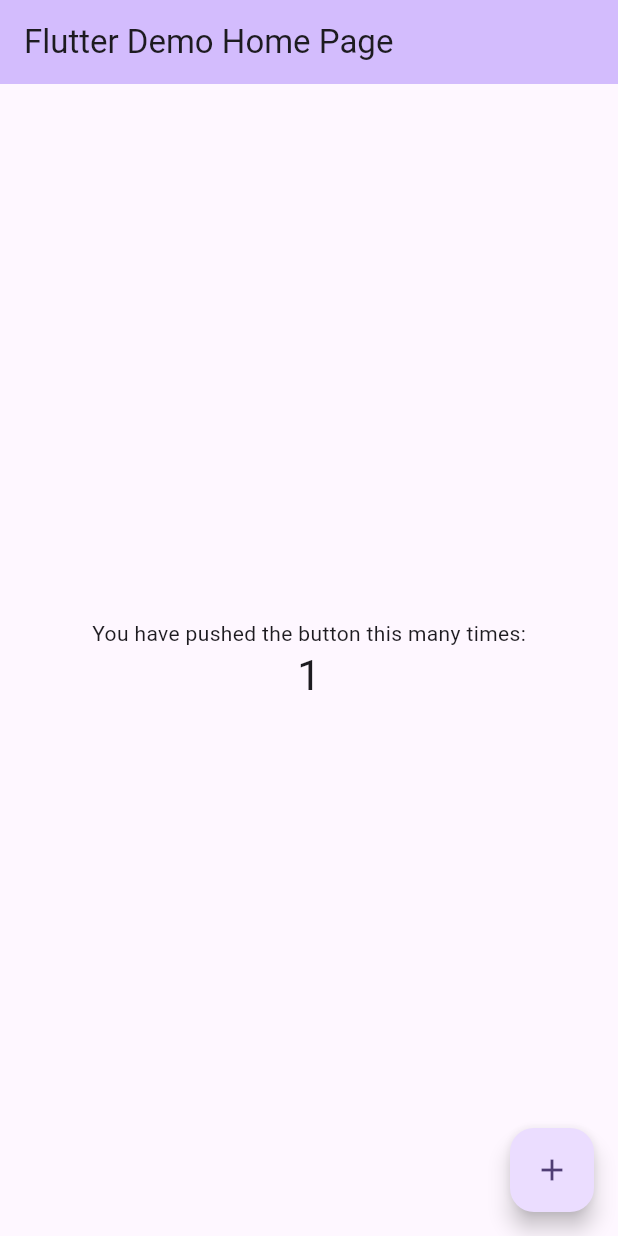
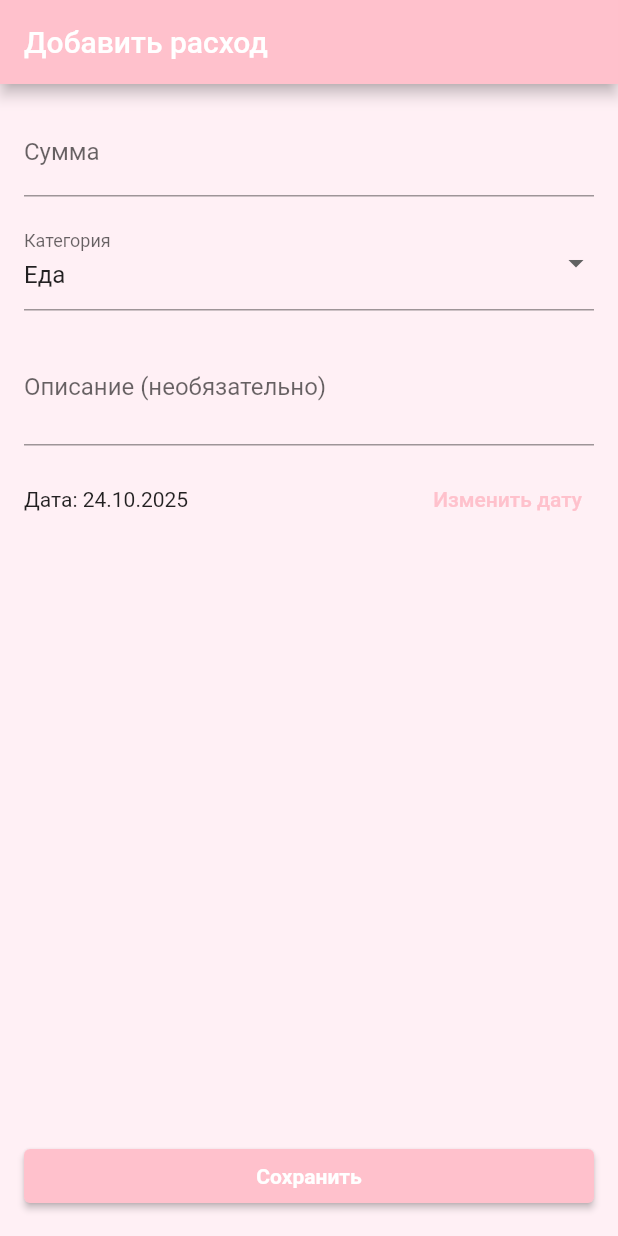
Before and after one commit to DashaMiMiheeva/Flutter_pr6, a Flutter app: the screen it shows after launch, after a tap on the "add" icon, on a phone screen of 412 x 824 dp. Run offline on Flutter 3.47's test engine with Material 3 defaults, Android fonts, the phone set to English and light mode, and no system bars.

Commit message:
App created

```diff
--- /dev/null
+++ b/lib/feature/expenses/expenses_container.dart
@@ -0,0 +1,120 @@
+import 'package:flutter/material.dart';
+import 'package:test_flutter/feature/expenses/screens/add_expense_screen.dart';
+import 'package:test_flutter/feature/expenses/screens/expenses_list_screen.dart';
+import 'models/expense.dart';
+
+enum _Screen { list, add }
+
+class ExpensesContainer extends StatefulWidget {
+  const ExpensesContainer({Key? key}) : super(key: key);
+
+  @override
+  State<ExpensesContainer> createState() => _ExpensesContainerState();
+}
+
+class _ExpensesContainerState extends State<ExpensesContainer> {
+  _Screen _current = _Screen.list;
+  final List<Expense> _expenses = [];
+  Expense? _recentlyDeleted;
+  int? _recentlyDeletedIndex;
+
+  final List<String> _categories = ['Еда', 'Транспорт', 'Покупки', 'Развлечения', 'Прочее'];
+
+  DateTime? _selectedDate; // null = все расходы
+
+  void _showAdd() => setState(() => _current = _Screen.add);
+  void _showList() => setState(() => _current = _Screen.list);
+
+  void _setFilterDate(DateTime date) {
+    setState(() => _selectedDate = date);
+  }
+
+  void _clearFilter() {
+    setState(() => _selectedDate = null);
+  }
+
+  List<Expense> get _filteredExpenses {
+    if (_selectedDate == null) return _expenses;
+
+    return _expenses.where((e) {
+      final sameDay = e.date.year == _selectedDate!.year &&
+          e.date.month == _selectedDate!.month &&
+          e.date.day == _selectedDate!.day;
+      return sameDay;
+    }).toList();
+  }
+
+  void _createExpense({
+    required double amount,
+    required String category,
+    String? description,
+    required DateTime date,
+  }) {
+    final newExpense = Expense(
+      id: DateTime.now().microsecondsSinceEpoch.toString(),
+      amount: amount,
+      category: category,
+      description: description,
+      date: date,
+    );
+    setState(() {
+      _expenses.insert(0, newExpense);
+      _current = _Screen.list;
+    });
+  }
+
+  void _deleteExpense(String id) {
+    final index = _expenses.indexWhere((e) => e.id == id);
+    if (index == -1) return;
+    setState(() {
+      _recentlyDeleted = _expenses.removeAt(index);
+      _recentlyDeletedIndex = index;
+    });
+    ScaffoldMessenger.of(context).hideCurrentSnackBar();
+    ScaffoldMessenger.of(context).showSnackBar(
+      SnackBar(
+        content: const Text('Расход удалён'),
+        action: SnackBarAction(
+          label: 'Отменить',
+          onPressed: () {
+            if (_recentlyDeleted != null && _recentlyDeletedIndex != null) {
+              setState(() {
+                _expenses.insert(_recentlyDeletedIndex!, _recentlyDeleted!);
+                _recentlyDeleted = null;
+                _recentlyDeletedIndex = null;
+              });
+            }
+          },
+        ),
+      ),
+    );
+  }
+
+  @override
+  Widget build(BuildContext context) {
+    Widget child;
+    switch (_current) {
+      case _Screen.list:
+        child = ExpensesListScreen(
+          expenses: List.unmodifiable(_filteredExpenses),
+          onAddTap: _showAdd,
+          onDelete: _deleteExpense,
+          onEdit: null,
+          onFilter: _setFilterDate,
+          onClearFilter: _clearFilter,
+          selectedDate: _selectedDate,
+        );
+        break;
+      case _Screen.add:
+        child = AddExpenseScreen(
+          categories: _categories,
+          onSave: ({required amount, required category, description, required date}) {
+            _createExpense(amount: amount, category: category, description: description, date: date);
+          },
+        );
+        break;
+    }
+
+    return AnimatedSwitcher(duration: const Duration(milliseconds: 200), child: child);
+  }
+}
--- /dev/null
+++ b/lib/feature/expenses/models/expense.dart
@@ -0,0 +1,31 @@
+class Expense {
+  final String id;
+  final double amount;
+  final String category;
+  final String? description;
+  final DateTime date;
+
+  Expense({
+    required this.id,
+    required this.amount,
+    required this.category,
+    this.description,
+    required this.date,
+  });
+
+  Expense copyWith({
+    String? id,
+    double? amount,
+    String? category,
+    String? description,
+    DateTime? date,
+  }) {
+    return Expense(
+      id: id ?? this.id,
+      amount: amount ?? this.amount,
+      category: category ?? this.category,
+      description: description ?? this.description,
+      date: date ?? this.date,
+    );
+  }
+}
--- /dev/null
+++ b/lib/feature/expenses/screens/add_expense_screen.dart
@@ -0,0 +1,125 @@
+import 'package:flutter/material.dart';
+
+class AddExpenseScreen extends StatefulWidget {
+  final void Function({
+  required double amount,
+  required String category,
+  String? description,
+  required DateTime date,
+  }) onSave;
+  final List<String> categories;
+
+  const AddExpenseScreen({
+    Key? key,
+    required this.onSave,
+    required this.categories,
+  }) : super(key: key);
+
+  @override
+  State<AddExpenseScreen> createState() => _AddExpenseScreenState();
+}
+
+class _AddExpenseScreenState extends State<AddExpenseScreen> {
+  final _formKey = GlobalKey<FormState>();
+  final _amountController = TextEditingController();
+  String? _selectedCategory;
+  final _descriptionController = TextEditingController();
+  DateTime _selectedDate = DateTime.now();
+
+  @override
+  void initState() {
+    super.initState();
+    if (widget.categories.isNotEmpty) {
+      _selectedCategory = widget.categories.first;
+    }
+  }
+
+  @override
+  void dispose() {
+    _amountController.dispose();
+    _descriptionController.dispose();
+    super.dispose();
+  }
+
+  Future<void> _pickDate() async {
+    final picked = await showDatePicker(
+      context: context,
+      initialDate: _selectedDate,
+      firstDate: DateTime.now().subtract(const Duration(days: 365 * 5)),
+      lastDate: DateTime.now(),
+    );
+    if (picked != null) {
+      setState(() {
+        _selectedDate = picked;
+      });
+    }
+  }
+
+  void _submit() {
+    if (_formKey.currentState?.validate() ?? false) {
+      final amount = double.parse(_amountController.text.replaceAll(',', '.'));
+      final category = _selectedCategory ?? 'Прочее';
+      final description = _descriptionController.text.trim().isEmpty ? null : _descriptionController.text.trim();
+      widget.onSave(amount: amount, category: category, description: description, date: _selectedDate);
+    }
+  }
+
+  @override
+  Widget build(BuildContext context) {
+    final dateStr = "${_selectedDate.day.toString().padLeft(2,'0')}.${_selectedDate.month.toString().padLeft(2,'0')}.${_selectedDate.year}";
+    return Scaffold(
+      appBar: AppBar(title: const Text('Добавить расход')),
+      body: Padding(
+        padding: const EdgeInsets.all(16.0),
+        child: Form(
+          key: _formKey,
+          child: Column(
+            children: [
+              TextFormField(
+                controller: _amountController,
+                decoration: const InputDecoration(labelText: 'Сумма', prefixText: '₽ '),
+                keyboardType: const TextInputType.numberWithOptions(decimal: true),
+                validator: (v) {
+                  if (v == null || v.trim().isEmpty) return 'Введите сумму';
+                  final parsed = double.tryParse(v.replaceAll(',', '.'));
+                  if (parsed == null || parsed <= 0) return 'Введите корректную сумму > 0';
+                  return null;
+                },
+              ),
+              const SizedBox(height: 12),
+              DropdownButtonFormField<String>(
+                value: _selectedCategory,
+                decoration: const InputDecoration(labelText: 'Категория'),
+                items: widget.categories.map((c) => DropdownMenuItem(value: c, child: Text(c))).toList(),
+                onChanged: (v) => setState(() => _selectedCategory = v),
+                validator: (v) => (v == null || v.isEmpty) ? 'Выберите категорию' : null,
+              ),
+              const SizedBox(height: 12),
+              TextFormField(
+                controller: _descriptionController,
+                decoration: const InputDecoration(labelText: 'Описание (необязательно)'),
+                maxLines: 2,
+              ),
+              const SizedBox(height: 12),
+              Row(
+                children: [
+                  Text('Дата: $dateStr'),
+                  const Spacer(),
+                  TextButton(onPressed: _pickDate, child: const Text('Изменить дату')),
+                ],
+              ),
+              const Spacer(),
+              SizedBox(
+                width: double.infinity,
+                child: ElevatedButton(
+                  onPressed: _submit,
+                  child: const Text('Сохранить'),
+                ),
+              ),
+            ],
+          ),
+        ),
+      ),
+    );
+  }
+}
--- /dev/null
+++ b/lib/feature/expenses/screens/expenses_list_screen.dart
@@ -0,0 +1,99 @@
+import 'package:flutter/material.dart';
+import '../models/expense.dart';
+import '../widgets/expense_row.dart';
+import '../widgets/expense_table.dart';
+
+class ExpensesListScreen extends StatelessWidget {
+  final List<Expense> expenses;
+  final VoidCallback onAddTap;
+  final void Function(String id) onDelete;
+  final void Function(Expense expense)? onEdit;
+
+  final void Function(DateTime date) onFilter;
+  final VoidCallback onClearFilter;
+  final DateTime? selectedDate;
+
+  const ExpensesListScreen({
+    Key? key,
+    required this.expenses,
+    required this.onAddTap,
+    required this.onDelete,
+    this.onEdit,
+    required this.onFilter,
+    required this.onClearFilter,
+    this.selectedDate,
+  }) : super(key: key);
+
+  double _sumAll() => expenses.fold(0.0, (s, e) => s + e.amount);
+
+  Future<void> _pickDate(BuildContext context) async {
+    final picked = await showDatePicker(
+      context: context,
+      initialDate: selectedDate ?? DateTime.now(),
+      firstDate: DateTime.now().subtract(const Duration(days: 365 * 5)),
+      lastDate: DateTime.now(),
+    );
+    if (picked != null) onFilter(picked);
+  }
+
+  @override
+  Widget build(BuildContext context) {
+    final total = _sumAll();
+    final dateLabel = selectedDate != null
+        ? 'Фильтр: ${selectedDate!.day.toString().padLeft(2, '0')}.${selectedDate!.month.toString().padLeft(2, '0')}.${selectedDate!.year}'
+        : 'Все расходы';
+
+    return Scaffold(
+      appBar: AppBar(
+        title: const Text('Мои расходы'),
+        actions: [
+          IconButton(
+            icon: const Icon(Icons.filter_alt),
+            tooltip: 'Фильтр по месяцу',
+            onPressed: () => _pickDate(context),
+          ),
+          if (selectedDate != null)
+            IconButton(
+              icon: const Icon(Icons.clear),
+              tooltip: 'Сбросить фильтр',
+              onPressed: onClearFilter,
+            ),
+        ],
+      ),
+      body: Column(
+        children: [
+          Container(
+            width: double.infinity,
+            color: Colors.grey[100],
+            padding: const EdgeInsets.all(12),
+            child: Row(
+              children: [
+                Expanded(
+                  child: Text(
+                    dateLabel,
+                    style: const TextStyle(fontSize: 15, fontWeight: FontWeight.bold),
+                  ),
+                ),
+                Text(
+                  '${total.toStringAsFixed(2)} ₽',
+                  style: const TextStyle(fontSize: 16, fontWeight: FontWeight.bold),
+                ),
+              ],
+            ),
+          ),
+          Expanded(
+            child: ExpenseTable(
+              expenses: expenses,
+              onDelete: onDelete,
+              onTap: onEdit,
+            ),
+          ),
+        ],
+      ),
+      floatingActionButton: FloatingActionButton(
+        onPressed: onAddTap,
+        child: const Icon(Icons.add),
+      ),
+    );
+  }
+}
--- a/lib/main.dart
+++ b/lib/main.dart
@@ -1,122 +1,42 @@
 import 'package:flutter/material.dart';
+import 'feature/expenses/expenses_container.dart';
 
 void main() {
-  runApp(const MyApp());
+  runApp(const ExpensesApp());
 }
 
-class MyApp extends StatelessWidget {
-  const MyApp({super.key});
+class ExpensesApp extends StatelessWidget {
+  const ExpensesApp({Key? key}) : super(key: key);
 
-  // This widget is the root of your application.
   @override
   Widget build(BuildContext context) {
     return MaterialApp(
-      title: 'Flutter Demo',
+      title: 'Учёт расходов',
       theme: ThemeData(
-        // This is the theme of your application.
-        //
-        // TRY THIS: Try running your application with "flutter run". You'll see
-        // the application has a purple toolbar. Then, without quitting the app,
-        // try changing the seedColor in the colorScheme below to Colors.green
-        // and then invoke "hot reload" (save your changes or press the "hot
-        // reload" button in a Flutter-supported IDE, or press "r" if you used
-        // the command line to start the app).
-        //
-        // Notice that the counter didn't reset back to zero; the application
-        // state is not lost during the reload. To reset the state, use hot
-        // restart instead.
-        //
-        // This works for code too, not just values: Most code changes can be
-        // tested with just a hot reload.
-        colorScheme: ColorScheme.fromSeed(seedColor: Colors.deepPurple),
+        primaryColor: const Color(0xFFFFC1CC),
+        scaffoldBackgroundColor: const Color(0xFFFFF0F5),
+        appBarTheme: const AppBarTheme(
+          backgroundColor: Color(0xFFFFC1CC),
+          foregroundColor: Colors.white,
+        ),
+        floatingActionButtonTheme: const FloatingActionButtonThemeData(
+          backgroundColor: Color(0xFFFFC1CC),
+          foregroundColor: Colors.white,
+        ),
+        elevatedButtonTheme: ElevatedButtonThemeData(
+          style: ElevatedButton.styleFrom(
+            backgroundColor: const Color(0xFFFFC1CC),
+            foregroundColor: Colors.white,
+            textStyle: TextStyle(fontWeight: FontWeight.bold),
+          ),
+        ),
+        colorScheme: const ColorScheme.light(
+          primary: Color(0xFFFFC1CC),
+          secondary: Color(0xFFFFE4E9),
+        ),
+        useMaterial3: false,
       ),
-      home: const MyHomePage(title: 'Flutter Demo Home Page'),
+      home: const ExpensesContainer(),
     );
   }
 }
-
-class MyHomePage extends StatefulWidget {
-  const MyHomePage({super.key, required this.title});
-
-  // This widget is the home page of your application. It is stateful, meaning
-  // that it has a State object (defined below) that contains fields that affect
-  // how it looks.
-
-  // This class is the configuration for the state. It holds the values (in this
-  // case the title) provided by the parent (in this case the App widget) and
-  // used by the build method of the State. Fields in a Widget subclass are
-  // always marked "final".
-
-  final String title;
-
-  @override
-  State<MyHomePage> createState() => _MyHomePageState();
-}
-
-class _MyHomePageState extends State<MyHomePage> {
-  int _counter = 0;
-
-  void _incrementCounter() {
-    setState(() {
-      // This call to setState tells the Flutter framework that something has
-      // changed in this State, which causes it to rerun the build method below
-      // so that the display can reflect the updated values. If we changed
-      // _counter without calling setState(), then the build method would not be
-      // called again, and so nothing would appear to happen.
-      _counter++;
-    });
-  }
-
-  @override
-  Widget build(BuildContext context) {
-    // This method is rerun every time setState is called, for instance as done
-    // by the _incrementCounter method above.
-    //
-    // The Flutter framework has been optimized to make rerunning build methods
-    // fast, so that you can just rebuild anything that needs updating rather
-    // than having to individually change instances of widgets.
-    return Scaffold(
-      appBar: AppBar(
-        // TRY THIS: Try changing the color here to a specific color (to
-        // Colors.amber, perhaps?) and trigger a hot reload to see the AppBar
-        // change color while the other colors stay the same.
-        backgroundColor: Theme.of(context).colorScheme.inversePrimary,
-        // Here we take the value from the MyHomePage object that was created by
-        // the App.build method, and use it to set our appbar title.
-        title: Text(widget.title),
-      ),
-      body: Center(
-        // Center is a layout widget. It takes a single child and positions it
-        // in the middle of the parent.
-        child: Column(
-          // Column is also a layout widget. It takes a list of children and
-          // arranges them vertically. By default, it sizes itself to fit its
-          // children horizontally, and tries to be as tall as its parent.
-          //
-          // Column has various properties to control how it sizes itself and
-          // how it positions its children. Here we use mainAxisAlignment to
-          // center the children vertically; the main axis here is the vertical
-          // axis because Columns are vertical (the cross axis would be
-          // horizontal).
-          //
-          // TRY THIS: Invoke "debug painting" (choose the "Toggle Debug Paint"
-          // action in the IDE, or press "p" in the console), to see the
-          // wireframe for each widget.
-          mainAxisAlignment: MainAxisAlignment.center,
-          children: <Widget>[
-            const Text('You have pushed the button this many times:'),
-            Text(
-              '$_counter',
-              style: Theme.of(context).textTheme.headlineMedium,
-            ),
-          ],
-        ),
-      ),
-      floatingActionButton: FloatingActionButton(
-        onPressed: _incrementCounter,
-        tooltip: 'Increment',
-        child: const Icon(Icons.add),
-      ), // This trailing comma makes auto-formatting nicer for build methods.
-    );
-  }
-}
--- a/pubspec.yaml
+++ b/pubspec.yaml
@@ -28,12 +28,14 @@ environment:
 # the latest version available on pub.dev. To see which dependencies have newer
 # versions available, run `flutter pub outdated`.
 dependencies:
+  firebase_messaging: 16.0.3
   flutter:
     sdk: flutter
 
   # The following adds the Cupertino Icons font to your application.
   # Use with the CupertinoIcons class for iOS style icons.
   cupertino_icons: ^1.0.8
+  cached_network_image: ^3.4.1
 
 dev_dependencies:
   flutter_test:
```
Also changed, not shown: lib/feature/expenses/widgets/expense_row.dart (added, +39 -0 lines), lib/feature/expenses/widgets/expense_table.dart (added, +50 -0 lines), pubspec.lock, 8 other files.
